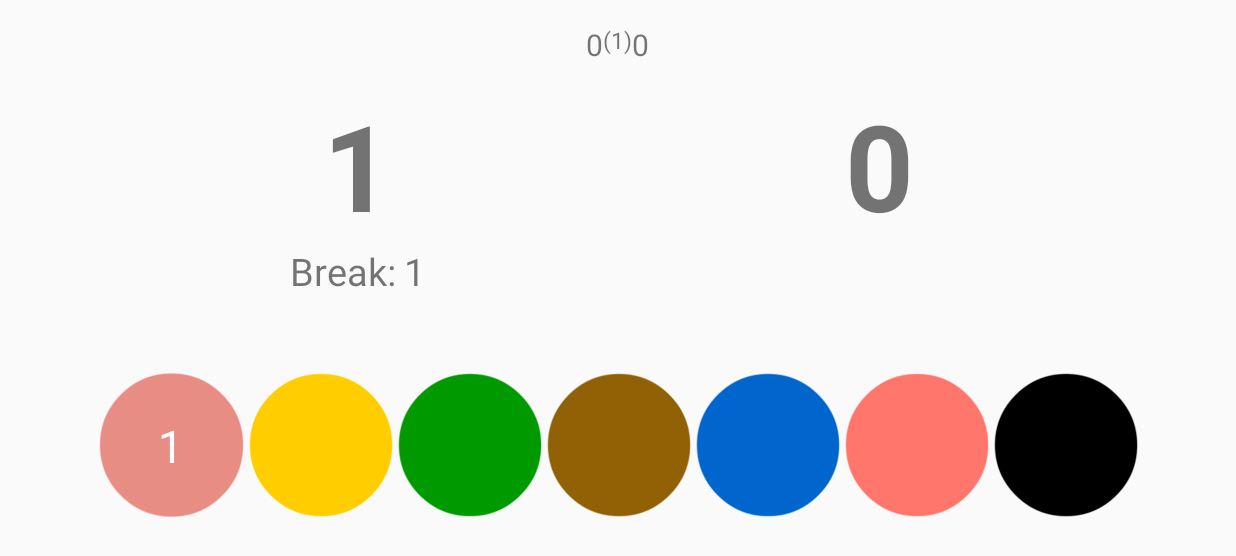
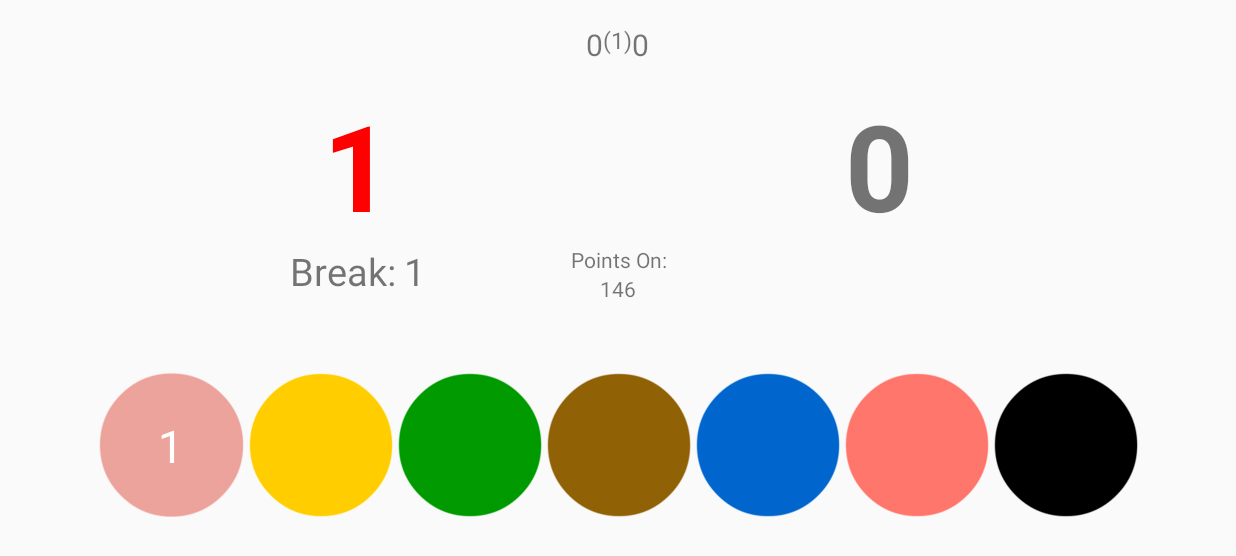
Before and after one commit to michaeloverman/SnookerMatch, an Android app: the ScoringActivity screen opened directly, with no data from a screen before it, after a tap on an icon or button, on a phone screen of 824 x 412 dp (held sideways). Shown: the top 556 px of the screen. Run offline under Robolectric (Android 15) with nearby library versions, the phone set to English and light mode, and no system bars; our stand-ins replace ButterKnife.

Commit message:
points on label and scoring

```diff
--- a/app/src/main/java/com/overman/snookermatch/Frame.java
+++ b/app/src/main/java/com/overman/snookermatch/Frame.java
@@ -28,7 +28,7 @@ public class Frame {
         mNumPink = 0;
         mNumBlack = 0;
         mPointsOn = 147;
-        mNeedToWin = 74;
+        mNeedToWin = mPointsOn / 2 + 1;
     }
 
     public Player getWinner() {
@@ -82,29 +82,36 @@ public class Frame {
 
     public void incrementRed() {
         mNumRed += 1;
+        mPointsOn -= 1;
     }
 
     public void incrementBlack() {
         mNumBlack += 1;
+        mPointsOn -= 7;
     }
 
     public void incrementPink() {
         mNumPink += 1;
+        mPointsOn -= 7;
     }
 
     public void incrementBlue() {
         mNumBlue += 1;
+        mPointsOn -= 7;
     }
 
     public void incrementBrown() {
         mNumBrown += 1;
+        mPointsOn -= 7;
     }
 
     public void incrementGreen() {
         mNumGreen += 1;
+        mPointsOn -= 7;
     }
 
     public void incrementYellow() {
         mNumYellow += 1;
+        mPointsOn -= 7;
     }
 }
--- /dev/null
+++ b/app/src/main/java/com/overman/snookermatch/ScoreAction.java
@@ -0,0 +1,29 @@
+package com.overman.snookermatch;
+
+/**
+ * Created by Michael on 4/3/2016.
+ */
+public class ScoreAction {
+    private int mPlayer;
+    private int mPoints;
+
+    public ScoreAction(int player, int score) {
+        mPlayer = player;
+        mPoints = score;
+    }
+    public int getPlayer() {
+        return mPlayer;
+    }
+
+    public void setPlayer(int player) {
+        this.mPlayer = player;
+    }
+
+    public int getPoints() {
+        return mPoints;
+    }
+
+    public void setPoints(int points) {
+        this.mPoints = points;
+    }
+}
--- a/app/src/main/java/com/overman/snookermatch/ScoringActivity.java
+++ b/app/src/main/java/com/overman/snookermatch/ScoringActivity.java
@@ -10,6 +10,8 @@ import android.widget.ImageView;
 import android.widget.LinearLayout;
 import android.widget.TextView;
 import android.widget.Toast;
+
+import java.util.Stack;
 
 import butterknife.Bind;
 import butterknife.ButterKnife;
@@ -30,8 +32,9 @@ public class ScoringActivity extends AppCompatActivity {
     public static final int BLACK = 7;
     private int mBallOn = RED;
     private Boolean mRedBallOn = true;
-    private static final float FADED = 0.5f;
+    private static final float FADED = 0.4f;
     private static final float SOLID = 1.0f;
+    private Stack<ScoreAction> mScoreStack;
 
 
     @Bind(R.id.player1Name) TextView mPlayer1Label;
@@ -45,6 +48,7 @@ public class ScoringActivity extends AppCompatActivity {
     @Bind(R.id.break2Label) TextView mPlayer2BreakLabel;
     @Bind(R.id.break1Score) TextView mPlayer1BreakScore;
     @Bind(R.id.break2Score) TextView mPlayer2BreakScore;
+    @Bind(R.id.pointsOn) TextView mPointsOn;
     @Bind(R.id.redBall) ImageView mRedBall;
     @Bind(R.id.redBallCount) TextView mRedBallCount;
     @Bind(R.id.yellowBall) ImageView mYellowBall;
@@ -78,6 +82,7 @@ public class ScoringActivity extends AppCompatActivity {
 
         mMatch = new Match(mPlayer1, mPlayer2, frames);
         mCurrentFrame = new Frame();
+        mScoreStack = new Stack<ScoreAction>();
 
         mPlayer1Label.setText(mPlayer1.getName());
         mPlayer1Label.setTextColor(Color.RED);
@@ -86,12 +91,15 @@ public class ScoringActivity extends AppCompatActivity {
         mPlayer1FramesWon.setText(mPlayer1.getFramesWon() + "");
         mPlayer2FramesWon.setText(mPlayer2.getFramesWon() + "");
         mPlayer1Score.setText(mPlayer1.getScore() + "");
+        mPlayer1Score.setTextColor(Color.RED);
         mPlayer2Score.setText(mPlayer2.getScore() + "");
 
         mPlayer1BreakScore.setText(mPlayer1.getBreakScore() + "");
         mPlayer2BreakScore.setText(mPlayer2.getBreakScore() + "");
         mPlayer2BreakScore.setVisibility(View.INVISIBLE);
         mPlayer2BreakLabel.setVisibility(View.INVISIBLE);
+
+        mPointsOn.setText(mCurrentFrame.getPointsOn() + "");
 
         mRedBallCount.setText("0");
         mRedBallCount.setVisibility(View.INVISIBLE);
@@ -190,7 +198,9 @@ public class ScoringActivity extends AppCompatActivity {
         // switch active player
         if(playerNumber == 1) {
             mPlayer1Label.setTextColor(Color.RED);
+            mPlayer1Score.setTextColor(Color.RED);
             mPlayer2Label.setTextColor(Color.BLACK);
+            mPlayer2Score.setTextColor(Color.BLACK);
             mPlayer2.zeroBreakScore();
             mPlayer1BreakScore.setText(mPlayer1.getBreakScore() + "");
             mPlayer1BreakLabel.setVisibility(View.VISIBLE);
@@ -200,7 +210,9 @@ public class ScoringActivity extends AppCompatActivity {
             mActivePlayer = 1;
         } else {
             mPlayer2Label.setTextColor(Color.RED);
+            mPlayer2Score.setTextColor(Color.RED);
             mPlayer1Label.setTextColor(Color.BLACK);
+            mPlayer1Score.setTextColor(Color.BLACK);
             mPlayer1.zeroBreakScore();
             mPlayer2BreakScore.setText(mPlayer2.getBreakScore() + "");
             mPlayer1BreakLabel.setVisibility(View.INVISIBLE);
@@ -211,6 +223,7 @@ public class ScoringActivity extends AppCompatActivity {
         }
 
         mRedBallOn = true;
+        fadeBalls();
     }
 
     private void ballPotted(int color) {
@@ -259,15 +272,18 @@ public class ScoringActivity extends AppCompatActivity {
             mPlayer1.incrementScore(score);
             mPlayer1Score.setText(mPlayer1.getScore() + "");
             mPlayer1BreakScore.setText(mPlayer1.getBreakScore() + "");
+            mScoreStack.add(new ScoreAction(1, score));
         } else {
             mPlayer2.incrementScore(score);
             mPlayer2Score.setText(mPlayer2.getScore() + "");
             mPlayer2BreakScore.setText(mPlayer2.getBreakScore() + "");
+            mScoreStack.add(new ScoreAction(2, score));
         }
  //       toastMe(color + " ball potted, " + score + " points");
 
         mRedBallOn = !mRedBallOn;
         fadeBalls();
+        mPointsOn.setText(mCurrentFrame.getPointsOn() + "");
     }
 
     private void fadeBalls() {
--- a/app/src/main/res/layout/activity_scoring.xml
+++ b/app/src/main/res/layout/activity_scoring.xml
@@ -270,4 +270,27 @@
         android:textSize="20sp"
         android:layout_toRightOf="@+id/bestOfFrames"/>
 
+    <TextView
+        android:layout_width="wrap_content"
+        android:layout_height="wrap_content"
+        android:textAppearance="?android:attr/textAppearanceSmall"
+        android:text="Points On:"
+        android:id="@+id/pointsOnLabel"
+        android:layout_weight="1"
+        android:gravity="center"
+        android:layout_gravity="bottom"
+        android:layout_centerHorizontal="true"
+        android:layout_below="@+id/scoresLayout"/>
+
+    <TextView
+        android:layout_width="wrap_content"
+        android:layout_height="wrap_content"
+        android:textAppearance="?android:attr/textAppearanceSmall"
+        android:text="147"
+        android:id="@+id/pointsOn"
+        android:layout_weight="1"
+        android:gravity="center"
+        android:layout_below="@+id/pointsOnLabel"
+        android:layout_centerHorizontal="true"/>
+
 </RelativeLayout>
```
